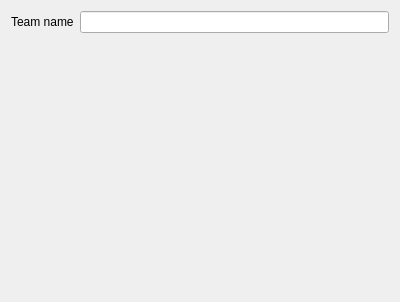
martro/RoboDriftSensors, file Software/windoweditteam.ui: the form before one commit.
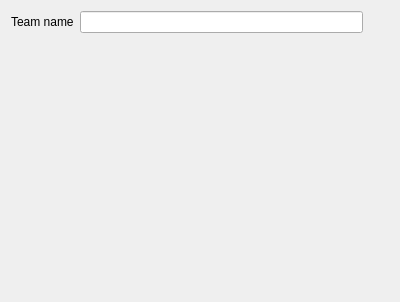
The form after the commit. Icons and pictures are not drawn.

Commit message: WindowEditTeam includes indicator good/bad name and can disable save button in window add team

Patch:
```diff
--- a/Software/windoweditteam.ui
+++ b/Software/windoweditteam.ui
@@ -15,21 +15,18 @@
   </property>
   <layout class="QHBoxLayout" name="horizontalLayout">
    <item>
-    <layout class="QFormLayout" name="formLayout">
-     <property name="fieldGrowthPolicy">
-      <enum>QFormLayout::AllNonFixedFieldsGrow</enum>
-     </property>
-     <item row="1" column="0">
+    <layout class="QGridLayout" name="gridLayout">
+     <item row="0" column="3">
+      <widget class="QLineEdit" name="lineTeamNameEdit"/>
+     </item>
+     <item row="0" column="0">
       <widget class="QLabel" name="label">
        <property name="text">
         <string>Team name</string>
        </property>
       </widget>
      </item>
-     <item row="1" column="1">
-      <widget class="QLineEdit" name="lineTeamNameEdit"/>
-     </item>
-     <item row="2" column="1">
+     <item row="1" column="3">
       <spacer name="verticalSpacer">
        <property name="orientation">
         <enum>Qt::Vertical</enum>
@@ -42,18 +39,43 @@
        </property>
       </spacer>
      </item>
-     <item row="2" column="0">
-      <spacer name="verticalSpacer_2">
-       <property name="orientation">
-        <enum>Qt::Vertical</enum>
+     <item row="0" column="5">
+      <widget class="QLabel" name="NameBad">
+       <property name="maximumSize">
+        <size>
+         <width>20</width>
+         <height>20</height>
+        </size>
        </property>
-       <property name="sizeHint" stdset="0">
+       <property name="text">
+        <string/>
+       </property>
+       <property name="pixmap">
+        <pixmap resource="resources.qrc">:/images/images/text_bad.png</pixmap>
+       </property>
+       <property name="scaledContents">
+        <bool>true</bool>
+       </property>
+      </widget>
+     </item>
+     <item row="0" column="4">
+      <widget class="QLabel" name="NameOK">
+       <property name="maximumSize">
         <size>
          <width>20</width>
-         <height>40</height>
+         <height>20</height>
         </size>
        </property>
-      </spacer>
+       <property name="text">
+        <string/>
+       </property>
+       <property name="pixmap">
+        <pixmap resource="resources.qrc">:/images/images/text_ok.png</pixmap>
+       </property>
+       <property name="scaledContents">
+        <bool>true</bool>
+       </property>
+      </widget>
      </item>
     </layout>
    </item>
```
Left out of the diff: 4 changed lines with no effect on the pictures. The commit also changes 13 other files.
